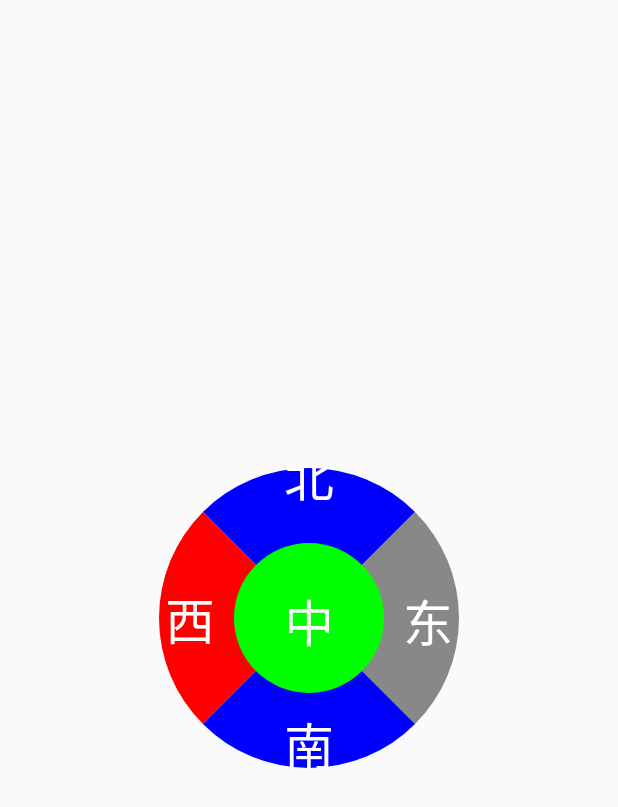
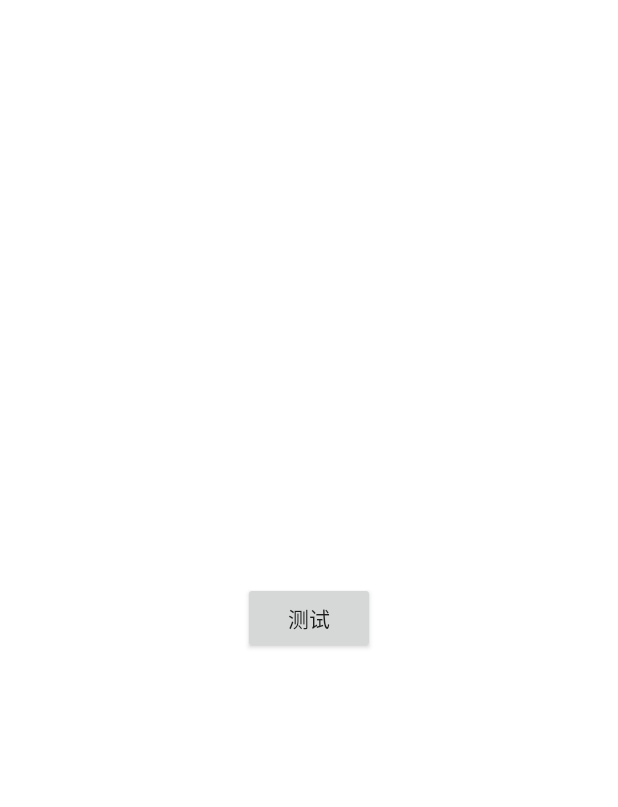
Before and after one commit to facetome/KeyBordView, an Android app: the screen it shows after launch (MainActivity), on a phone screen of 412 x 824 dp. Shown: the top 807 px of the screen. Run offline under Robolectric (Android 15) with nearby library versions, the phone set to English and light mode, and no system bars.

```diff
--- a/app/src/main/java/basic/keyboardviewa/ui/MainActivity.java
+++ b/app/src/main/java/basic/keyboardviewa/ui/MainActivity.java
@@ -2,28 +2,40 @@ package basic.keyboardviewa.ui;
 
 import android.app.Activity;
 import android.os.Bundle;
+import android.support.v4.app.FragmentActivity;
+import android.view.View;
+import android.view.View.OnClickListener;
+import android.widget.Button;
 import android.widget.Toast;
 
 import basic.keyboardviewa.R;
 import basic.keyboardviewa.view.KeyBoardView;
-import basic.keyboardviewa.view.KeyBoardView.OnClickListener;
+import basic.keyboardviewa.view.TestDialog;
 
 /**
  * Created by basic on 2015/8/29.
  */
-public class MainActivity extends Activity{
+public class MainActivity extends FragmentActivity{
     @Override
     protected void onCreate(Bundle savedInstanceState) {
         super.onCreate(savedInstanceState);
-        KeyBoardView view = new KeyBoardView(this);
         setContentView(R.layout.main);
-        KeyBoardView keyBoardView = (KeyBoardView) findViewById(R.id.keyView);
-        keyBoardView.setOnClickListener(new OnClickListener() {
+        Button test = (Button) findViewById(R.id.test);
+        test.setOnClickListener(new OnClickListener() {
             @Override
-            public void onClick(int witch) {
-                Toast.makeText(MainActivity.this, "switch " + witch, Toast.LENGTH_SHORT).show();
+            public void onClick(View v) {
+                TestDialog dialog = TestDialog.newInstance();
+                dialog.show(getSupportFragmentManager(), "tag");
+                dialog.setOnKeyClickListener(new KeyBoardView.OnClickListener() {
+                    @Override
+                    public void onClick(int witch) {
+                        Toast.makeText(getApplicationContext(), "witch" + witch, Toast
+                                .LENGTH_SHORT).show();
+                    }
+                });
             }
         });
+    }
 
-    }
+
 }
--- a/app/src/main/res/layout/main.xml
+++ b/app/src/main/res/layout/main.xml
@@ -2,10 +2,13 @@
 <LinearLayout xmlns:android="http://schemas.android.com/apk/res/android"
     android:layout_width="match_parent"
     android:layout_height="match_parent"
-    android:gravity="center">
+    android:gravity="center"
+    android:background="@android:color/white">
 
-    <basic.keyboardviewa.view.KeyBoardView
-        android:layout_width="200dp"
-        android:id="@+id/keyView"
-        android:layout_height="200dp" />
+    <Button
+        android:id="@+id/test"
+        android:layout_width="wrap_content"
+        android:layout_height="wrap_content"
+        android:text="测试"
+        android:gravity="center" />
 </LinearLayout>
```
Also changed, not shown: app/src/main/java/basic/keyboardviewa/view/KeyBoardView.java (+9 -3 lines), app/src/main/java/basic/keyboardviewa/view/TestDialog.java (added, +61 -0 lines), app/src/main/res/layout/dialog.xml (added, +11 -0 lines), app/src/main/res/values/styles.xml (+8 -0 lines).
